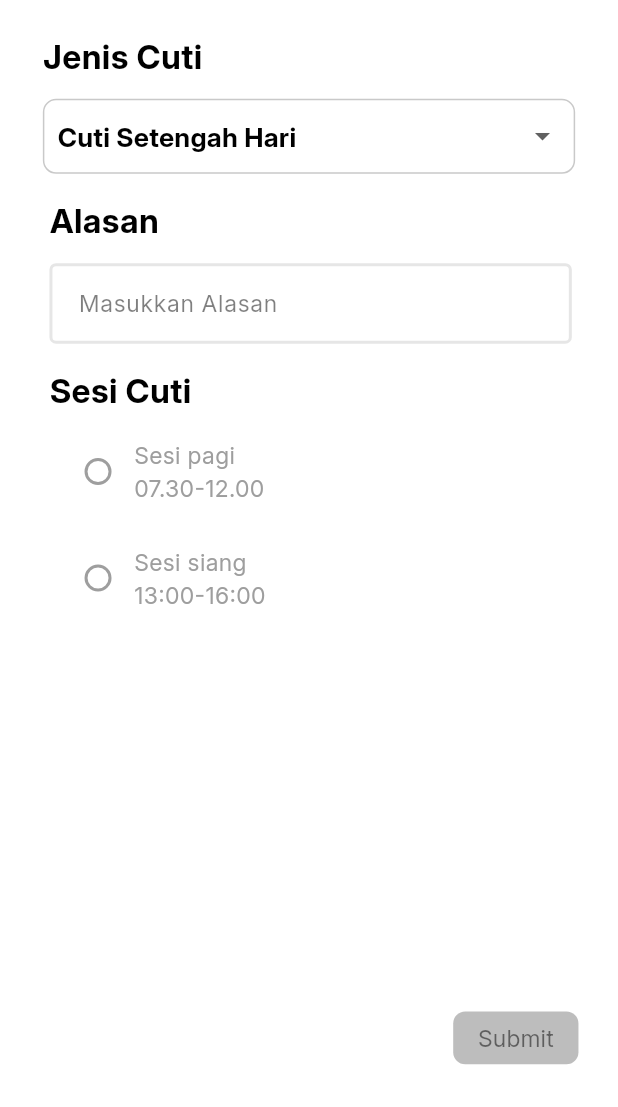
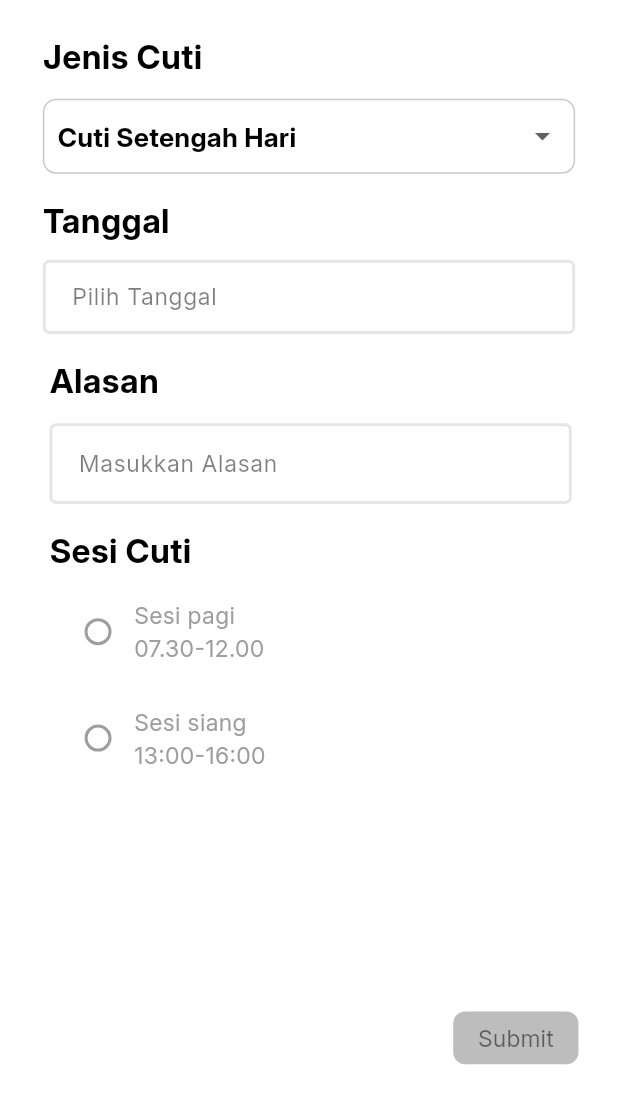
Before and after one commit to rennn9/MBPS-KP, a Flutter app: the PengajuanCutiSetengahHariPegawaiScreen screen opened by its route, on a phone screen of 412 x 824 dp, the part 129-1236 px from its top. Run offline on Flutter 3.47's test engine with Material 3 defaults, Android fonts, the phone set to English and light mode, and no system bars; our stand-ins replace cached_network_image, connectivity_plus, flutter_svg, flutter_time_picker_spinner, smooth_page_indicator, timelines_plus; project files that could hold a hidden picture were left out.

Commit message:
menambah validasi durasi cuti

```diff
--- a/lib/presentation/pengajuan_cuti_setengah_hari_pegawai_screen/pengajuan_cuti_setengah_hari_pegawai_screen.dart
+++ b/lib/presentation/pengajuan_cuti_setengah_hari_pegawai_screen/pengajuan_cuti_setengah_hari_pegawai_screen.dart
@@ -1,4 +1,5 @@
 import 'package:flutter/material.dart';
+import 'package:intl/intl.dart';
 import '../../core/app_export.dart';
 import '../../theme/custom_button_style.dart';
 import '../../widgets/app_bar/appbar_leading_image.dart';
@@ -27,20 +28,36 @@ class _PengajuanCutiSetengahHariPegawaiScreenState
     "Sakit",
     "Melahirkan",
     "Alasan Penting",
-    "Cuti Luar Tanggungan                                 ",
+    "Cuti Luar Tanggungan",
     "Perpanjangan CLTN",
     "Cuti Setengah Hari"
   ];
-  String selectedOption =
-      "Cuti Setengah Hari"; // Default to "Cuti Setengah Hari"
+  String selectedOption = "Cuti Setengah Hari"; // Default to "Cuti Setengah Hari"
   TextEditingController berikanController = TextEditingController();
+  TextEditingController tanggalController = TextEditingController();
+  DateTime? selectedTanggal;
   String radioGroup = "";
 
   bool isFormValid() {
-    // Ensure all fields are filled
     return selectedOption.isNotEmpty &&
         berikanController.text.isNotEmpty &&
-        radioGroup.isNotEmpty;
+        radioGroup.isNotEmpty &&
+        selectedTanggal != null;
+  }
+
+  Future<void> _selectDate(BuildContext context) async {
+    final DateTime? picked = await showDatePicker(
+      context: context,
+      initialDate: selectedTanggal ?? DateTime.now(),
+      firstDate: DateTime(2024),
+      lastDate: DateTime(2030),
+    );
+    if (picked != null) {
+      setState(() {
+        selectedTanggal = picked;
+        tanggalController.text = DateFormat('dd/MM/yyyy').format(picked);
+      });
+    }
   }
 
   @override
@@ -68,8 +85,11 @@ class _PengajuanCutiSetengahHariPegawaiScreenState
                     children: [
                       _buildDropdown(context),
                       SizedBox(height: 14.h),
+                      _buildDateSelection(context),
+                      SizedBox(height: 14.h),
                       _buildColumnmdtwo(context),
                       SizedBox(height: 14.h),
+
                       Padding(
                         padding: EdgeInsets.only(left: 4.h),
                         child: Text(
@@ -118,8 +138,7 @@ class _PengajuanCutiSetengahHariPegawaiScreenState
           Navigator.pushAndRemoveUntil(
             context,
             MaterialPageRoute(
-              builder: (context) =>
-                  DashboardPegawaiScreen(), // Update with the correct screen class
+              builder: (context) => DashboardPegawaiScreen(),
             ),
             (route) => false, // Clears the navigation stack
           );
@@ -181,6 +200,38 @@ class _PengajuanCutiSetengahHariPegawaiScreenState
               ),
             ),
           ),
+        ],
+      ),
+    );
+  }
+
+  Widget _buildDateSelection(BuildContext context) {
+    return Container(
+      width: double.maxFinite,
+      margin: EdgeInsets.only(right: 2.h),
+      child: Column(
+        crossAxisAlignment: CrossAxisAlignment.start,
+        children: [
+          Text(
+            "Tanggal",
+            style: CustomTextStyles.titleLargeErrorContainer,
+          ),
+          SizedBox(height: 10.h),
+          GestureDetector(
+            onTap: () => _selectDate(context),
+            child: AbsorbPointer(
+              child: CustomTextFormField(
+                controller: tanggalController,
+                hintText: "Pilih Tanggal",
+                hintStyle: CustomTextStyles.bodyMediumErrorContainer_1,
+                contentPadding: EdgeInsets.fromLTRB(14.h, 12.h, 10.h, 12.h),
+                borderDecoration:
+                    TextFormFieldStyleHelper.outlineErrorContainerTL4,
+                filled: true,
+                fillColor: appTheme.whiteA700,
+              ),
+            ),
+          )
         ],
       ),
     );
```
Also changed, not shown: lib/presentation/pengajuan_cuti_pegawai_screen/pengajuan_cuti_pegawai_screen.dart (+32 -0 lines).
